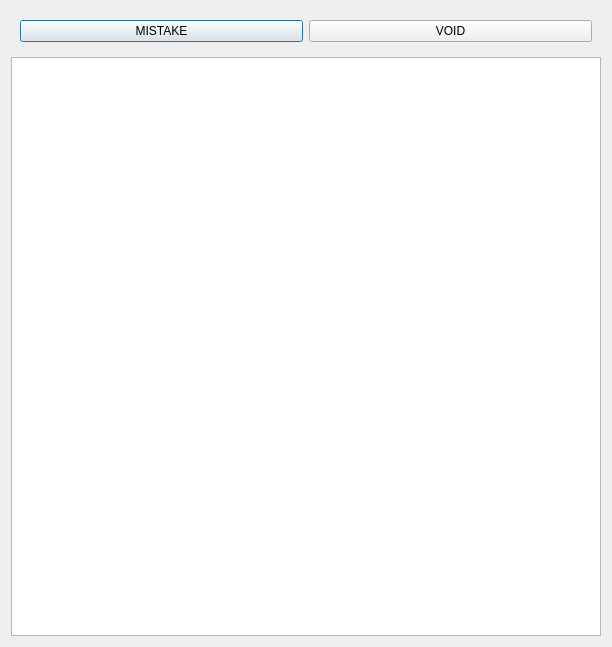
Old version of the form Waiter/dlgdishremovereason.ui in the repository End1-1/Cafe5.
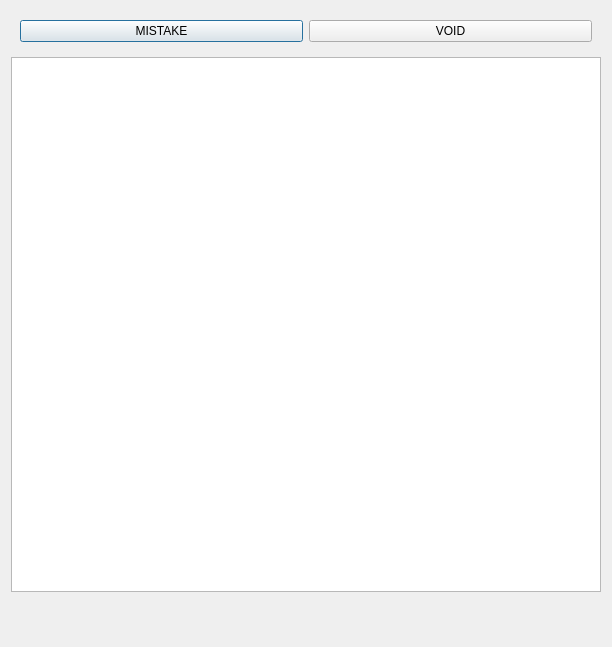
New version of the form. Custom widgets are drawn as their Qt base class.

The edit to the form file:
```diff
--- a/Waiter/dlgdishremovereason.ui
+++ b/Waiter/dlgdishremovereason.ui
@@ -50,8 +50,51 @@
      </property>
     </widget>
    </item>
+   <item>
+    <widget class="QWidget" name="widget_2" native="true">
+     <layout class="QHBoxLayout" name="horizontalLayout_2">
+      <item>
+       <spacer name="horizontalSpacer_3">
+        <property name="orientation">
+         <enum>Qt::Horizontal</enum>
+        </property>
+        <property name="sizeHint" stdset="0">
+         <size>
+          <width>383</width>
+          <height>20</height>
+         </size>
+        </property>
+       </spacer>
+      </item>
+      <item>
+       <widget class="RKeyboard" name="kbd" native="true"/>
+      </item>
+      <item>
+       <spacer name="horizontalSpacer_4">
+        <property name="orientation">
+         <enum>Qt::Horizontal</enum>
+        </property>
+        <property name="sizeHint" stdset="0">
+         <size>
+          <width>383</width>
+          <height>20</height>
+         </size>
+        </property>
+       </spacer>
+      </item>
+     </layout>
+    </widget>
+   </item>
   </layout>
  </widget>
+ <customwidgets>
+  <customwidget>
+   <class>RKeyboard</class>
+   <extends>QWidget</extends>
+   <header location="global">rkeyboard.h</header>
+   <container>1</container>
+  </customwidget>
+ </customwidgets>
  <resources/>
  <connections/>
 </ui>
```
